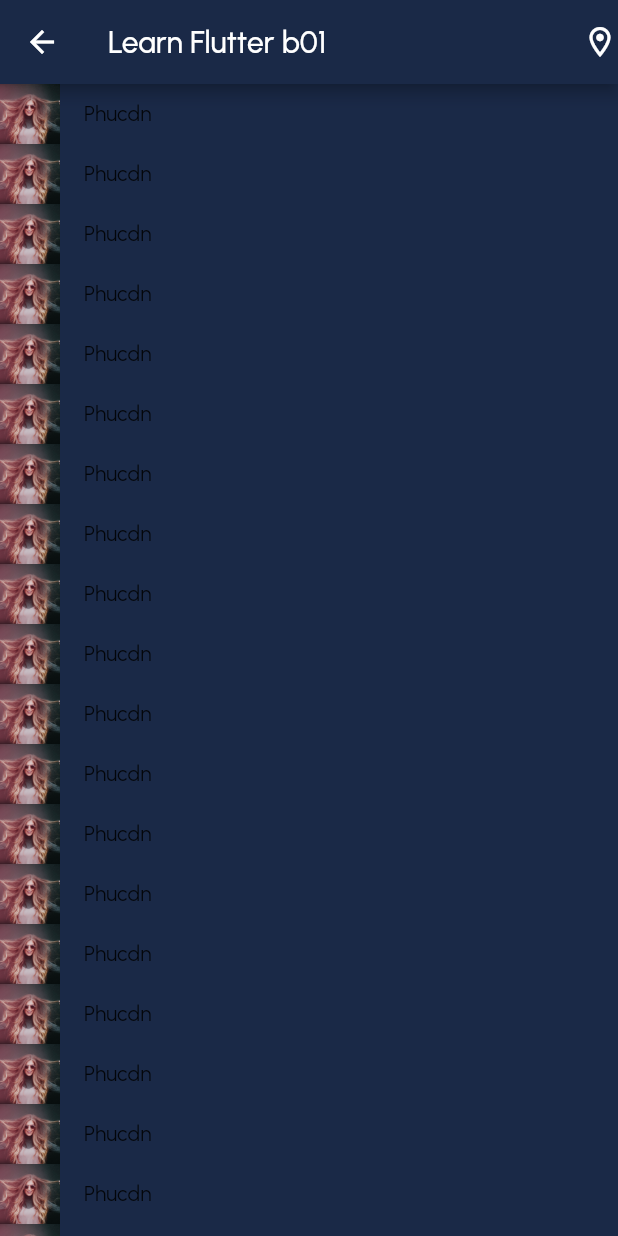
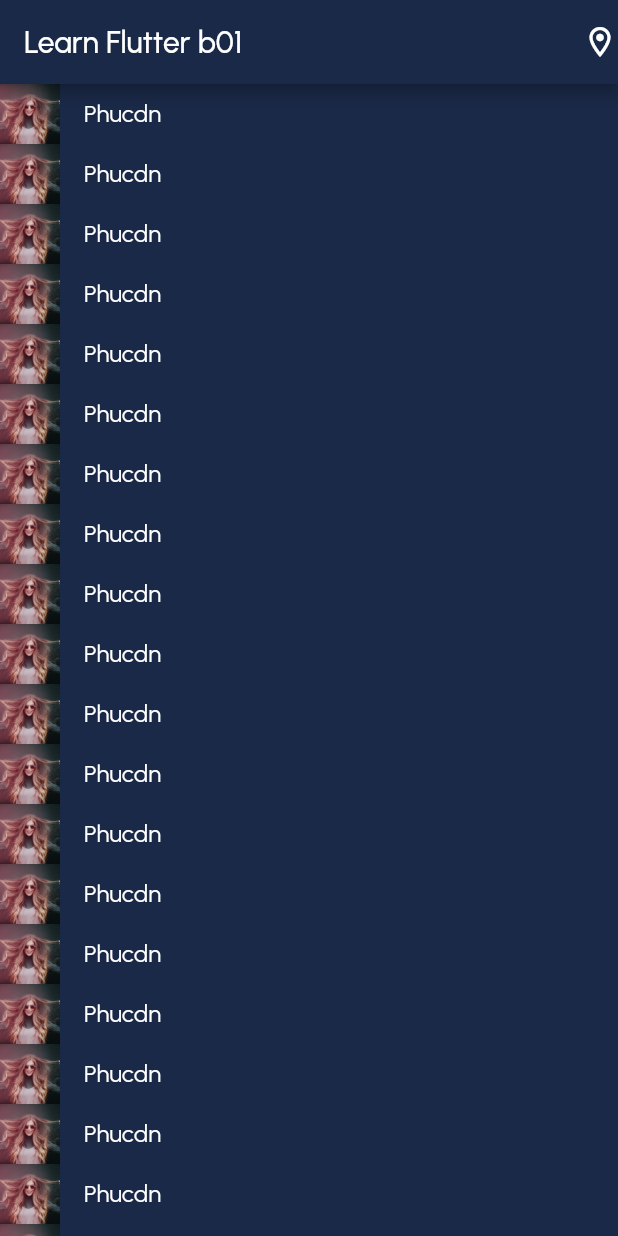
Before and after one commit to phucdo2601/learn-flutter, a Flutter app: the HomePage screen opened directly, on a phone screen of 412 x 824 dp. Run offline on Flutter 3.47's test engine with Material 2 defaults, Android fonts, the phone set to English and light mode, and no system bars; our stand-ins replace flutter_svg; project files that could hold a hidden picture were left out.

Commit message:
[learn-flutter-pro-list] 07-Basic design style text b01

```diff
--- a/v3.13/project-base-b01/l_pro_flu_base_v_3_13_b01/lib/pages/home_page.dart
+++ b/v3.13/project-base-b01/l_pro_flu_base_v_3_13_b01/lib/pages/home_page.dart
@@ -1,5 +1,6 @@
 import 'package:flutter/material.dart';
 import 'package:l_pro_flu_base_v_3_13_b01/styles/app_colors.dart';
+import 'package:l_pro_flu_base_v_3_13_b01/styles/app_text.dart';
 
 class HomePage extends StatelessWidget {
   const HomePage({super.key});
@@ -32,6 +33,7 @@
         ),
         Text(
           "Phucdn",
+          style: AppText.subtitle3,
         ),
       ],
     );
--- /dev/null
+++ b/v3.13/project-base-b01/l_pro_flu_base_v_3_13_b01/lib/styles/app_text.dart
@@ -0,0 +1,32 @@
+import 'package:flutter/material.dart';
+
+class AppText {
+  static const header1 = TextStyle(
+    fontSize: 24,
+    fontWeight: FontWeight.w900,
+  );
+  static const header2 = TextStyle(
+    fontSize: 24,
+    fontWeight: FontWeight.w600,
+  );
+  static const subtitle1 = TextStyle(
+    fontSize: 16,
+    fontWeight: FontWeight.w600,
+  );
+  static const subtitle2 = TextStyle(
+    fontSize: 16,
+    fontWeight: FontWeight.w500,
+  );
+  static const subtitle3 = TextStyle(
+    fontSize: 16,
+    fontWeight: FontWeight.w400,
+  );
+  static const body1 = TextStyle(
+    fontSize: 14,
+    fontWeight: FontWeight.w500,
+  );
+  static const body2 = TextStyle(
+    fontSize: 14,
+    fontWeight: FontWeight.w400,
+  );
+}
--- a/v3.13/project-base-b01/l_pro_flu_base_v_3_13_b01/pubspec.yaml
+++ b/v3.13/project-base-b01/l_pro_flu_base_v_3_13_b01/pubspec.yaml
@@ -30,7 +30,7 @@
 dependencies:
   flutter:
     sdk: flutter
-
+  flutter_svg: ^2.0.7
 
   # The following adds the Cupertino Icons font to your application.
   # Use with the CupertinoIcons class for iOS style icons.
@@ -62,6 +62,7 @@
   assets:
     - assets/images/
     - assets/temp/
+    - assets/svg/
 
   # An image asset can refer to one or more resolution-specific "variants", see
   # https://flutter.dev/assets-and-images/#resolution-aware
```
Also changed, not shown: v3.13/project-base-b01/l_pro_flu_base_v_3_13_b01/lib/main.dart (+8 -8 lines), v3.13/project-base-b01/l_pro_flu_base_v_3_13_b01/lib/pages/main_page.dart (+45 -7 lines), v3.13/project-base-b01/l_pro_flu_base_v_3_13_b01/pubspec.lock.
